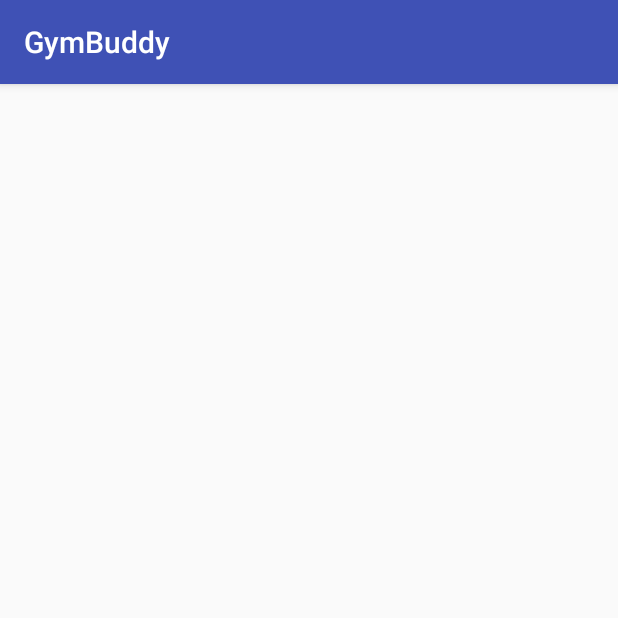
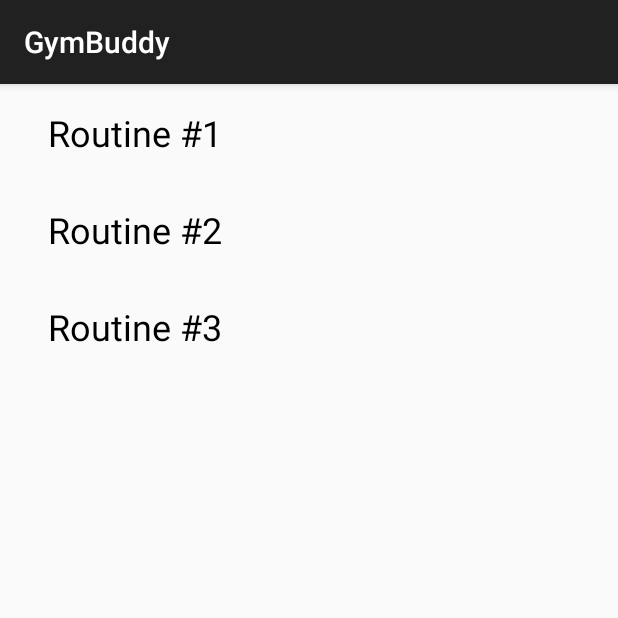
Before and after one commit to awall4806/GymBuddy, an Android app: the screen it shows after launch (RoutineListActivity), on a phone screen of 412 x 824 dp, the top half of it. Run offline under Robolectric (Android 15) with nearby library versions, the phone set to English and light mode, and no system bars.

```diff
--- a/app/src/main/AndroidManifest.xml
+++ b/app/src/main/AndroidManifest.xml
@@ -8,11 +8,10 @@
         android:label="@string/app_name"
         android:roundIcon="@mipmap/ic_launcher_round"
         android:supportsRtl="true"
-        android:theme="@style/AppTheme">
+        android:theme="@style/Theme.AppCompat.Light.DarkActionBar">
         <activity android:name=".RoutineListActivity">
             <intent-filter>
                 <action android:name="android.intent.action.MAIN" />
-
                 <category android:name="android.intent.category.LAUNCHER" />
             </intent-filter>
         </activity>
--- a/app/src/main/java/wallta/gymbuddy/GymBuddy.java
+++ b/app/src/main/java/wallta/gymbuddy/GymBuddy.java
@@ -33,12 +33,38 @@ public class GymBuddy {
         mDays = new ArrayList<>();
         mExercises = new ArrayList<>();
 
+        for (int i = 1; i < 4; i++) {
+            Routine routine = new Routine("Routine #" + i);
+            mRoutines.add(routine);
+
+            for (int j = 1; j < 5; j++) {
+                Day day = new Day(routine.getRoutineId(), "Day #" + j);
+                mDays.add(day);
+
+                for (int k = 1; k < 6; k++) {
+                    Exercise exercise = new Exercise(day.getDayId(),
+                            "Exercise #" + k, 5, 45);
+                    mExercises.add(exercise);
+                }
+            }
+        }
+
+
+
         //mContext = context.getApplicationContext();
         // TODO: initialize new SQLiteOpenHelper in GymBuddy constructor.
     }
 
     public List<Routine> getRoutines() {
         return mRoutines;
+    }
+
+    public List<Day> getDays() {
+        return mDays;
+    }
+
+    public List<Exercise> getExercises() {
+        return mExercises;
     }
 
     public Routine getRoutine(UUID routineId) {
@@ -50,12 +76,21 @@ public class GymBuddy {
         return  null;
     }
 
-    public List<Day> getDays() {
-        return mDays;
+    public Day getDay(UUID dayId) {
+        for (Day day : mDays) {
+            if (day.getDayId().equals(dayId)) {
+                return day;
+            }
+        }
+        return  null;
     }
 
-    public List<Exercise> getExercises() {
-        return mExercises;
+    public Exercise getExercise(UUID exerciseId) {
+        for (Exercise exercise : mExercises) {
+            if (exercise.getExerciseId().equals(exerciseId)) {
+                return exercise;
+            }
+        }
+        return null;
     }
-
 }
--- a/app/src/main/java/wallta/gymbuddy/RoutineListActivity.java
+++ b/app/src/main/java/wallta/gymbuddy/RoutineListActivity.java
@@ -3,13 +3,10 @@ package wallta.gymbuddy;
 import android.content.Context;
 import android.content.Intent;
 import android.support.v4.app.Fragment;
-import android.support.v4.app.FragmentManager;
-import android.support.v7.app.AppCompatActivity;
-import android.os.Bundle;
 
 import java.util.UUID;
 
-public class RoutineListActivity extends AppCompatActivity {
+public class RoutineListActivity extends SingleFragmentActivity {
 
     private static final String EXTRA_ROUTINE_ID = "wallta.gymbuddy.routine_id";
 
@@ -20,19 +17,7 @@ public class RoutineListActivity extends AppCompatActivity {
     }
 
     @Override
-    protected void onCreate(Bundle savedInstanceState) {
-        super.onCreate(savedInstanceState);
-        setContentView(R.layout.activity_routine_list);
-
-        FragmentManager fm = getSupportFragmentManager();
-        Fragment fragment = fm.findFragmentById(R.id.routine_list_fragment_container);
-
-        if (fragment == null) {
-            fragment = new RoutineListFragment();
-
-            fm.beginTransaction()
-                    .add(R.id.routine_list_fragment_container, fragment)
-                    .commit();
-        }
+    protected Fragment createFragment() {
+        return new RoutineListFragment();
     }
 }
--- a/app/src/main/java/wallta/gymbuddy/RoutineListFragment.java
+++ b/app/src/main/java/wallta/gymbuddy/RoutineListFragment.java
@@ -4,6 +4,7 @@ import android.content.Intent;
 import android.os.Bundle;
 import android.support.annotation.Nullable;
 import android.support.v4.app.Fragment;
+import android.support.v7.widget.LinearLayoutManager;
 import android.support.v7.widget.RecyclerView;
 import android.view.LayoutInflater;
 import android.view.View;
@@ -14,13 +15,16 @@ import java.util.List;
 
 public class RoutineListFragment extends Fragment {
 
-    private Routine mRoutine;
+    private static final String CLICKED_ROUTINE_POSITION = "clicked_routine_position";
+
     private int clickedRoutinePosition;
+
+    private RecyclerView mRoutineRecyclerView;
+    private RoutineAdapter mRoutineAdapter;
 
     @Override
     public void onCreate(@Nullable Bundle savedInstanceState) {
         super.onCreate(savedInstanceState);
-        mRoutine = new Routine();
     }
 
     @Nullable
@@ -29,7 +33,39 @@ public class RoutineListFragment extends Fragment {
                              @Nullable Bundle savedInstanceState) {
         View view = inflater.inflate(R.layout.fragment_routine_list, container, false);
 
+        mRoutineRecyclerView = (RecyclerView) view.findViewById(R.id.routine_recycler_view);
+        mRoutineRecyclerView.setLayoutManager(new LinearLayoutManager(getActivity()));
+
+        if (savedInstanceState != null) {
+            clickedRoutinePosition = savedInstanceState.getInt(CLICKED_ROUTINE_POSITION);
+        }
+
         return view;
+    }
+
+    @Override
+    public void onResume() {
+        super.onResume();
+        updateUI();
+    }
+
+    @Override
+    public void onSaveInstanceState(Bundle savedInstanceState) {
+        super.onSaveInstanceState(savedInstanceState);
+        savedInstanceState.putSerializable(CLICKED_ROUTINE_POSITION, clickedRoutinePosition);
+    }
+
+    private void updateUI() {
+        GymBuddy gymBuddy = GymBuddy.get(getActivity());
+        List<Routine> routines = gymBuddy.getRoutines();
+
+        if (mRoutineAdapter == null) {
+            mRoutineAdapter = new RoutineAdapter(routines);
+            mRoutineRecyclerView.setAdapter(mRoutineAdapter);
+        } else {
+            mRoutineAdapter.setRoutines(routines);
+            mRoutineAdapter.notifyDataSetChanged();
+        }
     }
 
     /**
@@ -95,7 +131,7 @@ public class RoutineListFragment extends Fragment {
             return mRoutines.size();
         }
 
-        public void setExercises(List<Routine> routines) {
+        public void setRoutines(List<Routine> routines) {
             mRoutines = routines;
         }
     }
--- /dev/null
+++ b/app/src/main/java/wallta/gymbuddy/SingleFragmentActivity.java
@@ -0,0 +1,32 @@
+package wallta.gymbuddy;
+
+import android.os.Bundle;
+import android.support.annotation.Nullable;
+import android.support.v4.app.Fragment;
+import android.support.v4.app.FragmentManager;
+import android.support.v7.app.AppCompatActivity;
+
+/**
+ * Created by awall4806 on 6/28/2017.
+ */
+
+public abstract class SingleFragmentActivity extends AppCompatActivity {
+
+    protected abstract Fragment createFragment();
+
+    @Override
+    protected void onCreate(@Nullable Bundle savedInstanceState) {
+        super.onCreate(savedInstanceState);
+        setContentView(R.layout.activity_fragment);
+
+        FragmentManager fm = getSupportFragmentManager();
+        Fragment fragment = fm.findFragmentById(R.id.fragment_container);
+
+        if (fragment == null) {
+            fragment = createFragment();
+            fm.beginTransaction()
+                    .add(R.id.fragment_container, fragment)
+                    .commit();
+        }
+    }
+}
--- /dev/null
+++ b/app/src/main/res/layout/activity_fragment.xml
@@ -0,0 +1,7 @@
+<?xml version="1.0" encoding="utf-8"?>
+<FrameLayout xmlns:android="http://schemas.android.com/apk/res/android"
+    android:id="@+id/fragment_container"
+    android:layout_width="match_parent"
+    android:layout_height="match_parent">
+
+</FrameLayout>
--- a/app/src/main/res/layout/activity_routine_list.xml
+++ /dev/null
@@ -1,9 +0,0 @@
-<?xml version="1.0" encoding="utf-8"?>
-<FrameLayout xmlns:android="http://schemas.android.com/apk/res/android"
-    xmlns:tools="http://schemas.android.com/tools"
-    android:id="@+id/routine_list_fragment_container"
-    android:layout_width="match_parent"
-    android:layout_height="match_parent"
-    tools:context=".RoutineListActivity">
-
-</FrameLayout>
--- a/app/src/main/res/layout/fragment_exercise.xml
+++ b/app/src/main/res/layout/fragment_exercise.xml
@@ -10,9 +10,9 @@
         android:id="@+id/exercise_name"
         android:layout_width="match_parent"
         android:layout_height="wrap_content"
+        android:hint="@string/exercise_name_hint"
         android:textAlignment="center"
         android:textColor="@android:color/black"
-        android:hint="@string/exercise_name_hint"
         android:textSize="20dp"/>
 
     <TextView
@@ -30,7 +30,7 @@
         android:background="@drawable/circle_button"
         android:textAllCaps="false"
         android:textColor="@android:color/black"
-        android:textSize="24dp" />
+        android:textSize="24dp"/>
 
     <TextView
         android:id="@+id/timer_label"
@@ -50,6 +50,6 @@
         android:textAllCaps="false"
         android:textColor="@android:color/black"
         android:textSize="30dp"
-        android:textStyle="bold" />
+        android:textStyle="bold"/>
 
 </LinearLayout>
--- a/app/src/main/res/layout/list_item_day.xml
+++ b/app/src/main/res/layout/list_item_day.xml
@@ -8,6 +8,8 @@
     <Spinner
         android:id="@+id/day_spinner"
         android:layout_width="wrap_content"
-        android:layout_height="wrap_content"/>
+        android:layout_height="wrap_content"
+        android:background="@android:drawable/btn_dropdown"
+        android:spinnerMode="dropdown"/>
 
 </LinearLayout>
```
Also changed, not shown: app/src/main/java/wallta/gymbuddy/DayListActivity.java (+4 -17 lines), app/src/main/java/wallta/gymbuddy/DayListFragment.java (+48 -10 lines), app/src/main/java/wallta/gymbuddy/Exercise.java (+15 -14 lines), app/src/main/java/wallta/gymbuddy/ExerciseActivity.java (+3 -18 lines), app/src/main/java/wallta/gymbuddy/ExerciseFragment.java (+5 -5 lines), app/src/main/java/wallta/gymbuddy/ExerciseListActivity.java (+3 -18 lines), app/src/main/res/layout/activity_day_list.xml (deleted, +0 -9 lines), app/src/main/res/layout/activity_exercise.xml (deleted, +0 -9 lines), app/src/main/res/layout/activity_exercise_list.xml (deleted, +0 -9 lines).
